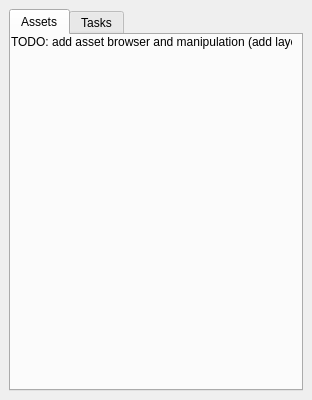
The window that ee_plugin/ee_dock_widget_base.ui (gee-community/qgis-earthengine-plugin) describes before a commit, drawn with Qt 5.
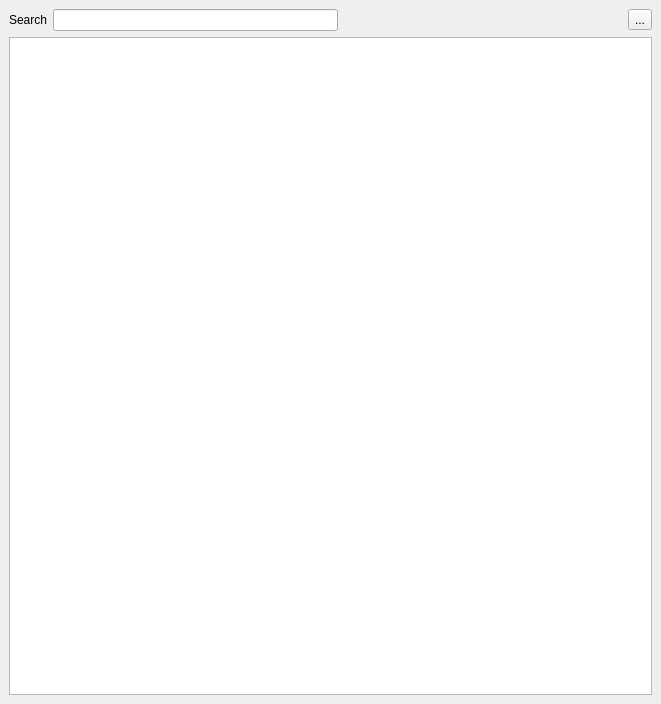
The same window after the commit.

Commit message: Catalog init code

The edit to the form file:
```diff
--- a/ee_plugin/ee_dock_widget_base.ui
+++ b/ee_plugin/ee_dock_widget_base.ui
@@ -6,8 +6,8 @@
    <rect>
     <x>0</x>
     <y>0</y>
-    <width>312</width>
-    <height>400</height>
+    <width>661</width>
+    <height>704</height>
    </rect>
   </property>
   <property name="sizePolicy">
@@ -18,7 +18,7 @@
   </property>
   <property name="minimumSize">
    <size>
-    <width>312</width>
+    <width>313</width>
     <height>400</height>
    </size>
   </property>
@@ -35,55 +35,58 @@
    <string>Google Earh Engine</string>
   </property>
   <widget class="QWidget" name="dockWidgetContents">
-   <layout class="QGridLayout" name="gridLayout">
-    <item row="0" column="0">
-     <widget class="QTabWidget" name="tabWidget">
-      <property name="sizePolicy">
-       <sizepolicy hsizetype="Preferred" vsizetype="MinimumExpanding">
-        <horstretch>0</horstretch>
-        <verstretch>0</verstretch>
-       </sizepolicy>
-      </property>
-      <property name="currentIndex">
-       <number>0</number>
-      </property>
-      <widget class="QWidget" name="tabAssets">
-       <attribute name="title">
-        <string>Assets</string>
-       </attribute>
-       <widget class="QLabel" name="label">
-        <property name="geometry">
-         <rect>
-          <x>0</x>
-          <y>0</y>
-          <width>281</width>
-          <height>41</height>
-         </rect>
-        </property>
-        <property name="sizePolicy">
-         <sizepolicy hsizetype="Preferred" vsizetype="Preferred">
-          <horstretch>0</horstretch>
-          <verstretch>0</verstretch>
-         </sizepolicy>
-        </property>
-        <property name="autoFillBackground">
-         <bool>false</bool>
-        </property>
-        <property name="text">
-         <string>TODO: add asset browser and manipulation (add layer)</string>
-        </property>
-        <property name="alignment">
-         <set>Qt::AlignLeading|Qt::AlignLeft|Qt::AlignTop</set>
-        </property>
-       </widget>
-      </widget>
-      <widget class="QWidget" name="tabTasks">
-       <attribute name="title">
-        <string>Tasks</string>
-       </attribute>
-      </widget>
+   <layout class="QVBoxLayout" name="verticalLayout">
+    <item>
+     <widget class="QWidget" name="widget" native="true">
+      <layout class="QHBoxLayout" name="horizontalLayout">
+       <property name="leftMargin">
+        <number>0</number>
+       </property>
+       <property name="topMargin">
+        <number>0</number>
+       </property>
+       <property name="rightMargin">
+        <number>0</number>
+       </property>
+       <property name="bottomMargin">
+        <number>0</number>
+       </property>
+       <item>
+        <widget class="QLabel" name="label">
+         <property name="text">
+          <string>Search</string>
+         </property>
+        </widget>
+       </item>
+       <item>
+        <widget class="QLineEdit" name="lineEdit"/>
+       </item>
+       <item>
+        <spacer name="horizontalSpacer">
+         <property name="orientation">
+          <enum>Qt::Horizontal</enum>
+         </property>
+         <property name="sizeHint" stdset="0">
+          <size>
+           <width>40</width>
+           <height>20</height>
+          </size>
+         </property>
+        </spacer>
+       </item>
+       <item>
+        <widget class="QToolButton" name="toolButton">
+         <property name="text">
+          <string>...</string>
+         </property>
+        </widget>
+       </item>
+      </layout>
      </widget>
     </item>
+    <item>
+     <widget class="QTableView" name="ee_catalog_table"/>
+    </item>
    </layout>
   </widget>
  </widget>
```
The commit also changes 2 other files.
